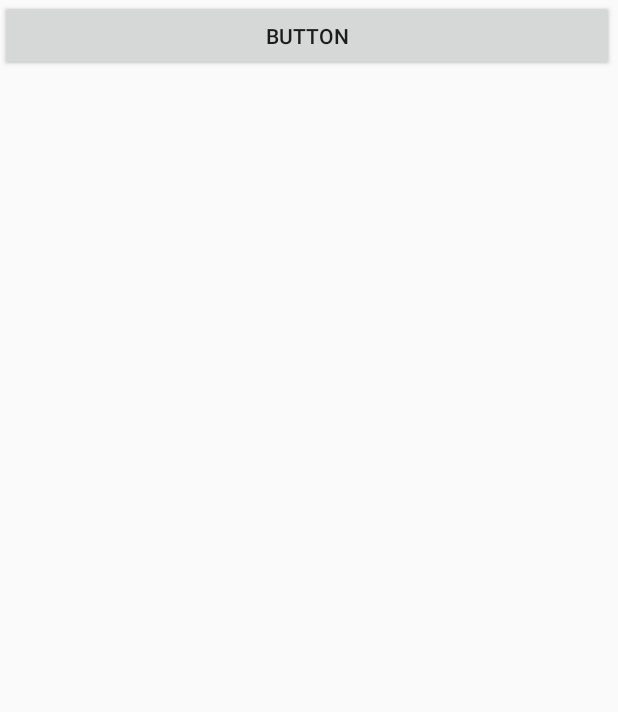
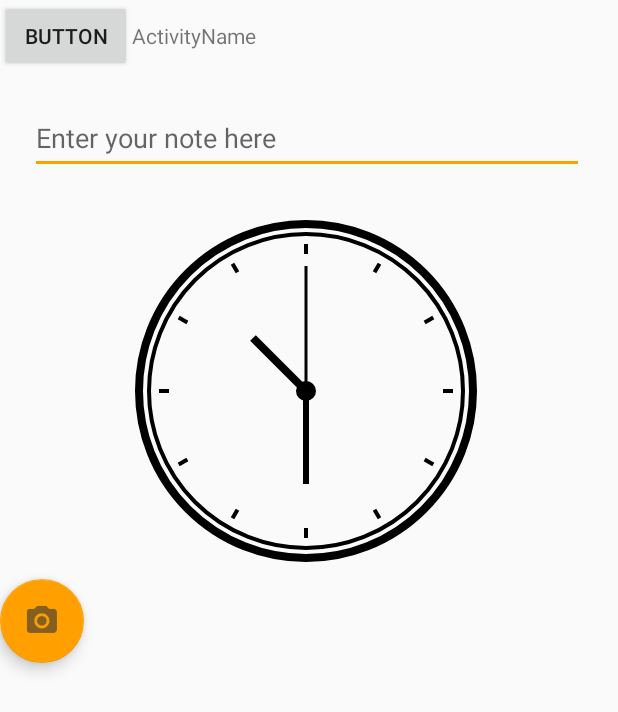
Before and after one commit to Kllill/ActivityDiary, an Android app: the screen it shows after launch (FocusActivity), on a phone screen of 412 x 824 dp. Shown: the top 712 px of the screen. Run offline under Robolectric (Android 15) with nearby library versions, the phone set to English and light mode, and no system bars; libraries missing offline, so code that uses them is left out: org.acra, org.acra.config, org.acra.data; pictures from the network do not load; 1 statement that could not run was skipped.

Commit message:
hys push 12.29 16:30

```diff
--- /dev/null
+++ b/app/src/main/java/de/rampro/activitydiary/model/ClockView.java
@@ -0,0 +1,168 @@
+/*
+ * ActivityDiary
+ *
+ * Copyright (C) 2023 Raphael Mack http://www.raphael-mack.de
+ *
+ * This program is free software: you can redistribute it and/or modify
+ * it under the terms of the GNU General Public License as published by
+ * the Free Software Foundation, either version 3 of the License, or
+ * (at your option) any later version.
+ *
+ * This program is distributed in the hope that it will be useful,
+ * but WITHOUT ANY WARRANTY; without even the implied warranty of
+ * MERCHANTABILITY or FITNESS FOR A PARTICULAR PURPOSE.  See the
+ * GNU General Public License for more details.
+ *
+ * You should have received a copy of the GNU General Public License
+ * along with this program.  If not, see <https://www.gnu.org/licenses/>.
+ */
+
+package de.rampro.activitydiary.model;
+
+import android.content.Context;
+import android.graphics.Canvas;
+import android.graphics.Color;
+import android.graphics.Paint;
+import android.os.Message;
+import android.util.AttributeSet;
+import android.view.View;
+import android.os.Handler;
+
+
+import java.util.Calendar;
+import java.util.logging.LogRecord;
+
+import javax.annotation.Nullable;
+
+public class ClockView extends View {
+    Paint paint; //绘制钟表的画笔
+    int hours, minute, seconds; //时分秒
+
+    Handler handler = new Handler() {
+        @Override
+        public void handleMessage(Message msg){
+            handleMessage(msg);
+            if (msg.what==1){
+//                重新获取时间
+                getTime();
+//                重新绘制界面
+                invalidate();
+                handler.sendEmptyMessageDelayed(1,1000);
+            }
+        }
+
+    };
+
+    public ClockView(Context context){
+        super(context);
+    }
+    public ClockView(Context context, @Nullable AttributeSet attrs){
+        super(context, attrs);
+        paint = new Paint();
+        paint.setAntiAlias(true); //设置抗锯齿
+        paint.setColor(Color.BLACK);  //设置画笔的颜色
+        getTime();
+
+    }
+
+//    获取当前时间的方法
+    public void getTime(){
+        Calendar calendar = Calendar.getInstance();
+        hours = calendar.get(Calendar.HOUR);
+        minute = calendar.get(Calendar.MINUTE);
+        seconds = calendar.get(Calendar.SECOND);
+    }
+
+//    显示的内容在onDraw方法中进行绘制，
+    @Override
+    protected void onDraw(Canvas canvas) {
+        super.onDraw(canvas);
+        paint.setStyle(Paint.Style.STROKE); //设置空心
+        paint.setStrokeWidth(8);  //设置线条宽度
+//        设置内边距
+        setPadding(20,20,20,20);
+//        绘制外层的大圈
+        canvas.drawCircle(getWidth()/2, getHeight()/2, getWidth()/2-20, paint);
+//        设置画笔的粗细
+        paint.setStrokeWidth(4);
+//        绘制内层的圆形
+        canvas.drawCircle(getWidth()/2, getHeight()/2, getWidth()/2-30, paint);
+//        绘制表中间轴心
+        paint.setStyle(Paint.Style.FILL);
+        canvas.drawCircle(getWidth()/2, getHeight()/2, 10,paint);
+//        绘制表的刻度，12个 直线 起始点结尾点的坐标不好确定，所以一般通过旋转画布
+        for(int i = 1; i<=12; i++){
+//            保护画布的原有状态
+            canvas.save();
+//            旋转到制定的角度
+            canvas.rotate(360/12*i,getWidth()/2, getHeight()/2);
+            canvas.drawLine(getWidth()/2, 40, getWidth()/2, 50, paint);
+//            恢复旋转之前的状态
+            canvas.restore();
+//            提醒1s后刷新界面
+            handler.sendEmptyMessageDelayed(1, 1000);
+        }
+
+//        绘制时分秒针
+//        时针
+        paint.setStrokeWidth(8);
+//        旋转画布，旋转的度数由当前时间有关系，一小时是30度，一分钟是0.5度
+        canvas.save();
+        canvas.rotate(30*hours+0.5f*minute, getWidth()/2, getHeight()/2);
+        canvas.drawLine(getWidth()/2, getHeight()/2,getWidth()/2, getHeight()/2-getHeight()/5, paint);
+        canvas.restore();
+
+//        分针，1分钟代表8度
+        paint.setStrokeWidth(6);
+        canvas.save();
+        canvas.rotate(6*minute, getWidth()/2, getHeight()/2);
+        canvas.drawLine(getWidth()/2, getHeight()/2,getWidth()/2, getHeight()/2-getHeight()/4, paint);
+        canvas.restore();
+
+//        秒针
+        paint.setStrokeWidth(3);
+        canvas.save();
+        canvas.rotate(6*seconds, getWidth()/2, getHeight()/2);
+        canvas.drawLine(getWidth()/2, getHeight()/2, getWidth()/2, getHeight()/2-getHeight()/3, paint);
+        canvas.restore();
+
+
+
+    }
+
+//    显示的尺寸，和使用时传入的宽高相关，因为整体为圆形，所以保证宽高相同
+    @Override
+    protected void onMeasure(int widthMeasureSpec, int heightMeasureSpec) {
+        super.onMeasure(widthMeasureSpec, heightMeasureSpec);
+//        1.获取宽高的模式
+        int wmode = MeasureSpec.getMode(widthMeasureSpec) ;
+        int hmode = MeasureSpec.getMode(heightMeasureSpec) ;
+//        2.获取最大尺寸
+        int wsize = MeasureSpec.getSize(widthMeasureSpec);
+        int hsize = MeasureSpec.getSize(heightMeasureSpec);
+//        3.判断模式，获得最后显示的尺寸
+        int size = 400;
+        if(wmode == MeasureSpec.EXACTLY) {  //当宽度在布局使用时，设定为精确值
+            if (hmode == MeasureSpec.EXACTLY) {
+//                宽高都为具体值，谁小就取谁
+                size = Math.min(wsize, hsize);
+            } else {
+//             宽度是具体值，高度是wrap_content时
+                size = wsize;
+            }
+        }
+        else{
+//            当宽度在布局使用时，被设定为wrap_content
+            if (hmode == MeasureSpec.EXACTLY){
+//                高度是精确值
+                size = hsize;
+            }
+            else{
+//                宽高都是wrap_content
+                size= 400;
+            }
+        }
+//        4.将测量好的值设置给控件
+        setMeasuredDimension(size, size);
+    }
+}
--- a/app/src/main/res/layout/activity_focus_detail.xml
+++ b/app/src/main/res/layout/activity_focus_detail.xml
@@ -33,10 +33,59 @@
         tools:layout_editor_absoluteY="1dp"
         tools:ignore="MissingConstraints">
 
-        <Button
-            android:id="@+id/button"
+
+        <LinearLayout
+            android:layout_width="wrap_content"
+            android:layout_height="wrap_content"
+            android:orientation="horizontal">
+
+            <Button
+                android:id="@+id/button"
+                android:layout_width="wrap_content"
+                android:layout_height="wrap_content"
+                android:text="Button" />
+
+            <TextView
+                android:id="@+id/textView"
+                android:layout_width="0dp"
+                android:layout_height="wrap_content"
+                android:layout_weight="1"
+                android:gravity="center_horizontal"
+                android:text="ActivityName" />
+
+        </LinearLayout>
+
+
+
+
+
+        <EditText
+            android:id="@+id/editTextNote"
             android:layout_width="match_parent"
+            android:layout_height="48dp"
+            android:hint="Enter your note here"
+            android:layout_margin="20dp"/>
+
+        <de.rampro.activitydiary.model.ClockView
+            android:layout_width="250dp"
+            android:layout_height="250dp"
+            android:layout_gravity="center"
+            android:layout_centerInParent="true"
+            android:id="@+id/clockview"/>
+
+
+        <com.google.android.material.floatingactionbutton.FloatingActionButton
+            android:id="@+id/fab_attach_picture"
+            android:layout_width="wrap_content"
             android:layout_height="wrap_content"
-            android:text="Button" />
+            android:layout_marginEnd="90dp"
+            android:layout_marginRight="90dp"
+            android:layout_marginBottom="16dp"
+            android:clickable="true"
+            android:focusable="true"
+            android:src="@drawable/ic_add_image"
+            android:visibility="visible"
+            app:fabSize="normal"
+            tools:ignore="SpeakableTextPresentCheck"/>
     </LinearLayout>
 </androidx.constraintlayout.widget.ConstraintLayout>
```
